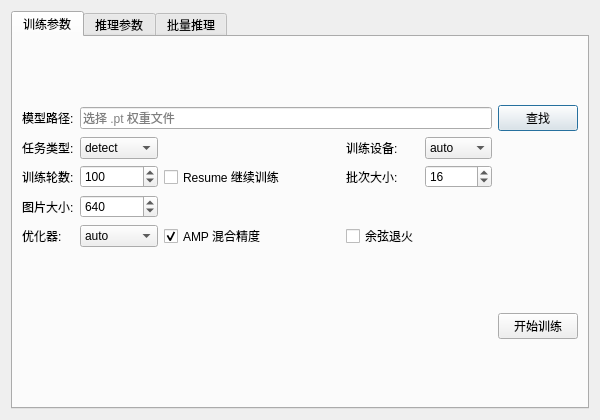
Above: dlg/dlg_ultrainfer.ui from V-lambow/anno_studio before the change. Below: the same form after it.
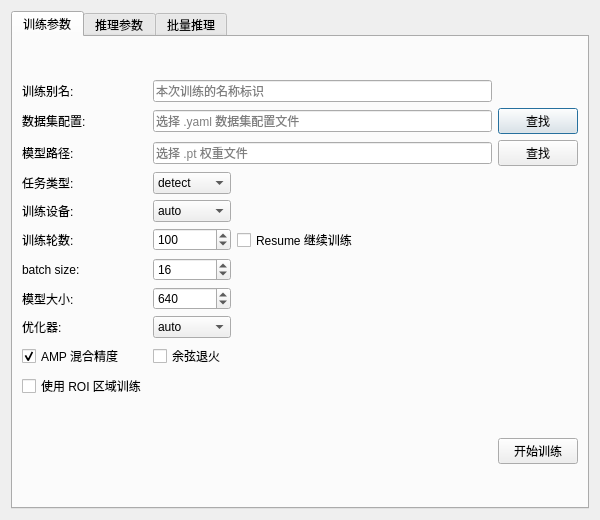
That is the form after the change.

```diff
--- a/dlg/dlg_ultrainfer.ui
+++ b/dlg/dlg_ultrainfer.ui
@@ -4,11 +4,11 @@
  <widget class="QDialog" name="Ultrainfer">
   <property name="geometry">
    <rect>
-    <x>0</x>
-    <y>0</y>
-    <width>600</width>
-    <height>420</height>
-   </rect>
+     <x>0</x>
+     <y>0</y>
+     <width>600</width>
+     <height>520</height>
+    </rect>
   </property>
   <property name="windowTitle">
    <string>Ultralytics</string>
@@ -27,34 +27,69 @@
        <item>
         <layout class="QGridLayout" name="gridLayout_train">
          <item row="0" column="0">
+          <widget class="QLabel" name="alias_label">
+           <property name="text">
+            <string>训练别名:</string>
+           </property>
+          </widget>
+         </item>
+         <item row="0" column="1" colspan="5">
+          <widget class="QLineEdit" name="alias_lineEdit">
+           <property name="placeholderText">
+            <string>本次训练的名称标识</string>
+           </property>
+          </widget>
+         </item>
+         <item row="1" column="0">
+          <widget class="QLabel" name="dataYaml_label">
+           <property name="text">
+            <string>数据集配置:</string>
+           </property>
+          </widget>
+         </item>
+         <item row="1" column="1" colspan="5">
+          <widget class="QLineEdit" name="dataYaml_lineEdit">
+           <property name="placeholderText">
+            <string>选择 .yaml 数据集配置文件</string>
+           </property>
+          </widget>
+         </item>
+         <item row="1" column="6">
+          <widget class="QPushButton" name="dataYaml_btn">
+           <property name="text">
+            <string>查找</string>
+           </property>
+          </widget>
+         </item>
+         <item row="2" column="0">
           <widget class="QLabel" name="modelPath_label">
            <property name="text">
             <string>模型路径:</string>
            </property>
           </widget>
          </item>
-         <item row="0" column="1" colspan="5">
+         <item row="2" column="1" colspan="5">
           <widget class="QLineEdit" name="modelPath_lineEdit">
            <property name="placeholderText">
             <string>选择 .pt 权重文件</string>
            </property>
           </widget>
          </item>
-         <item row="0" column="6">
+         <item row="2" column="6">
           <widget class="QPushButton" name="modelPath_btn">
            <property name="text">
             <string>查找</string>
            </property>
           </widget>
          </item>
-         <item row="1" column="0">
+         <item row="3" column="0">
           <widget class="QLabel" name="task_label">
            <property name="text">
             <string>任务类型:</string>
            </property>
           </widget>
          </item>
-         <item row="1" column="1">
+         <item row="3" column="1">
           <widget class="QComboBox" name="task_cbBox">
            <item>
             <property name="text">
@@ -78,14 +113,14 @@
            </item>
           </widget>
          </item>
-         <item row="1" column="4">
+         <item row="4" column="0">
           <widget class="QLabel" name="device_label">
            <property name="text">
             <string>训练设备:</string>
            </property>
           </widget>
          </item>
-         <item row="1" column="5">
+         <item row="4" column="1">
           <widget class="QComboBox" name="device_cbBox">
            <item>
             <property name="text">
@@ -119,14 +154,14 @@
            </item>
           </widget>
          </item>
-         <item row="2" column="0">
+         <item row="5" column="0">
           <widget class="QLabel" name="epochs_label">
            <property name="text">
             <string>训练轮数:</string>
            </property>
           </widget>
          </item>
-         <item row="2" column="1">
+         <item row="5" column="1">
           <widget class="QSpinBox" name="epochs_spinBox">
            <property name="minimum">
             <number>1</number>
@@ -139,21 +174,21 @@
            </property>
           </widget>
          </item>
-         <item row="2" column="2">
+         <item row="5" column="2">
           <widget class="QCheckBox" name="resume_ckBox">
            <property name="text">
             <string>Resume 继续训练</string>
            </property>
           </widget>
          </item>
-         <item row="2" column="4">
+         <item row="6" column="0">
           <widget class="QLabel" name="batch_label">
            <property name="text">
-            <string>批次大小:</string>
+            <string>batch size:</string>
            </property>
           </widget>
          </item>
-         <item row="2" column="5">
+         <item row="6" column="1">
           <widget class="QSpinBox" name="batch_spinBox">
            <property name="minimum">
             <number>1</number>
@@ -166,14 +201,14 @@
            </property>
           </widget>
          </item>
-         <item row="3" column="0">
+         <item row="7" column="0">
           <widget class="QLabel" name="imgsz_label">
            <property name="text">
-            <string>图片大小:</string>
+            <string>模型大小:</string>
            </property>
           </widget>
          </item>
-         <item row="3" column="1">
+         <item row="7" column="1">
           <widget class="QSpinBox" name="imgsz_spinBox">
            <property name="minimum">
             <number>32</number>
@@ -189,14 +224,14 @@
            </property>
           </widget>
          </item>
-         <item row="4" column="0">
+         <item row="8" column="0">
           <widget class="QLabel" name="optimizer_label">
            <property name="text">
             <string>优化器:</string>
            </property>
           </widget>
          </item>
-         <item row="4" column="1">
+         <item row="8" column="1">
           <widget class="QComboBox" name="optimizer_cbBox">
            <item>
             <property name="text">
@@ -220,7 +255,7 @@
            </item>
           </widget>
          </item>
-         <item row="4" column="2">
+         <item row="9" column="0">
           <widget class="QCheckBox" name="amp_ckBox">
            <property name="text">
             <string>AMP 混合精度</string>
@@ -230,13 +265,20 @@
            </property>
           </widget>
          </item>
-         <item row="4" column="4">
+         <item row="9" column="1">
           <widget class="QCheckBox" name="cos_lr_ckBox">
            <property name="text">
             <string>余弦退火</string>
            </property>
           </widget>
          </item>
+         <item row="10" column="0">
+          <widget class="QCheckBox" name="useRoi_ckBox">
+           <property name="text">
+            <string>使用 ROI 区域训练</string>
+           </property>
+          </widget>
+         </item>
         </layout>
        </item>
        <item>
```
